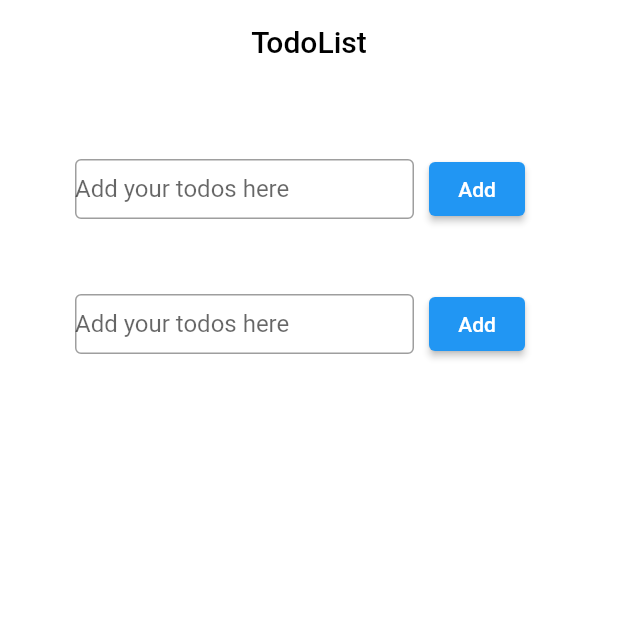
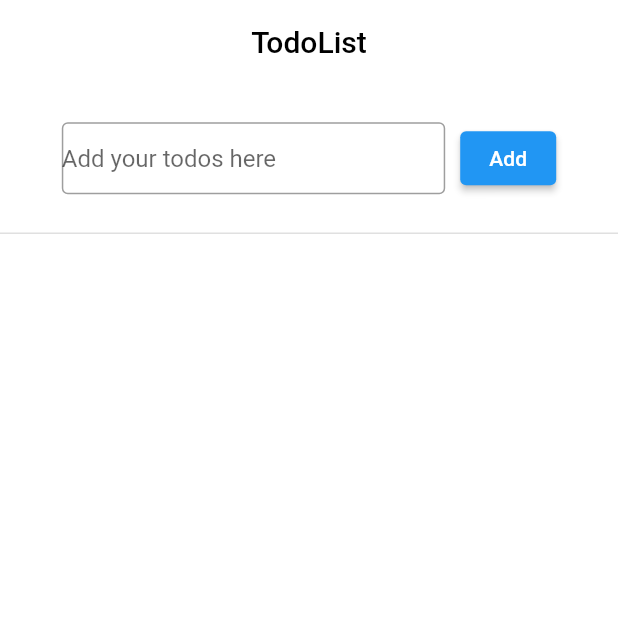
Before and after one commit to Got-crypto/todolist-flutter, a Flutter app: the screen it shows after launch, after a tap on "Add", on a phone screen of 412 x 824 dp, the top half of it. Run offline on Flutter 3.47's test engine with Material 2 defaults, Android fonts, the phone set to English and light mode, and no system bars.

Commit message:
finished the app, my first flutter project

```diff
--- a/lib/Dashboard.dart
+++ b/lib/Dashboard.dart
@@ -7,6 +7,31 @@ class Dashboard extends StatefulWidget {
 }
 
 class _Dashboard extends State<Dashboard> {
+  final TextEditingController _controller = TextEditingController();
+  List<String> todos = [];
+
+  void _addTodo() {
+    String todo = _controller.text;
+    if (todo.isNotEmpty) {
+      setState(() {
+        todos.add(todo);
+      });
+    }
+    _controller.clear();
+  }
+
+  void _deleteTodo(int index) {
+    setState(() {
+      todos.removeAt(index);
+    });
+  }
+
+  @override
+  void _dispose() {
+    _controller.dispose();
+    super.dispose();
+  }
+
   @override
   Widget build(BuildContext context) {
     return Scaffold(
@@ -23,21 +48,27 @@ class _Dashboard extends State<Dashboard> {
       backgroundColor: Colors.white,
       body: SafeArea(
           child: Container(
-        child: Column(children: [_input(), _input()]),
+        child: Column(children: [_input(), Expanded(child: _todos())]),
       )),
     );
   }
 
   Widget _input() {
     return Container(
-        height: 40,
-        width: 300,
-        margin: const EdgeInsets.only(top: 50, left: 50),
+        height: 100,
+        decoration: const BoxDecoration(
+            border: Border(bottom: BorderSide(color: Colors.black12))),
+        width: 500,
+        child: FractionallySizedBox(
+          widthFactor: .8,
+          child: Align(
+            alignment: Alignment.center,
             child: Row(
               children: [
-            const Expanded(
+                Expanded(
                     child: TextField(
-              decoration: InputDecoration(
+                  controller: _controller,
+                  decoration: const InputDecoration(
                       border: OutlineInputBorder(),
                       hintText: 'Add your todos here',
                       contentPadding: EdgeInsets.zero,
@@ -46,8 +77,39 @@ class _Dashboard extends State<Dashboard> {
                 const SizedBox(
                   width: 10,
                 ),
-            ElevatedButton(onPressed: () {}, child: const Text('Add'))
+                ElevatedButton(onPressed: _addTodo, child: const Text('Add'))
               ],
+            ),
+          ),
         ));
   }
+
+  Widget _todos() {
+    return Container(
+        width: 500,
+        margin: const EdgeInsets.only(top: 10),
+        child: Align(
+            alignment: Alignment.center,
+            child: FractionallySizedBox(
+              widthFactor: .8,
+              child: ListView.builder(
+                itemCount: todos.length,
+                itemBuilder: (context, index) {
+                  final reversedIndex = todos.length - 1 - index;
+
+                  return ListTile(
+                    title: Text("${index + 1}. ${todos[reversedIndex]}"),
+                    trailing: IconButton(
+                        onPressed: () {
+                          _deleteTodo(reversedIndex);
+                        },
+                        icon: const Icon(
+                          Icons.delete,
+                          color: Colors.red,
+                        )),
+                  );
+                },
+              ),
+            )));
   }
+}
```
Lines whose indentation alone changed are shown as unchanged.
